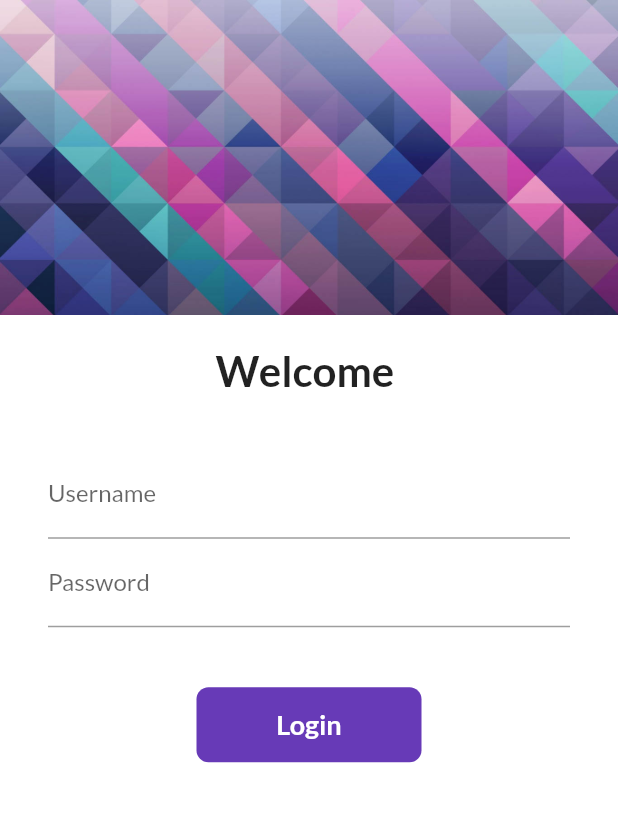
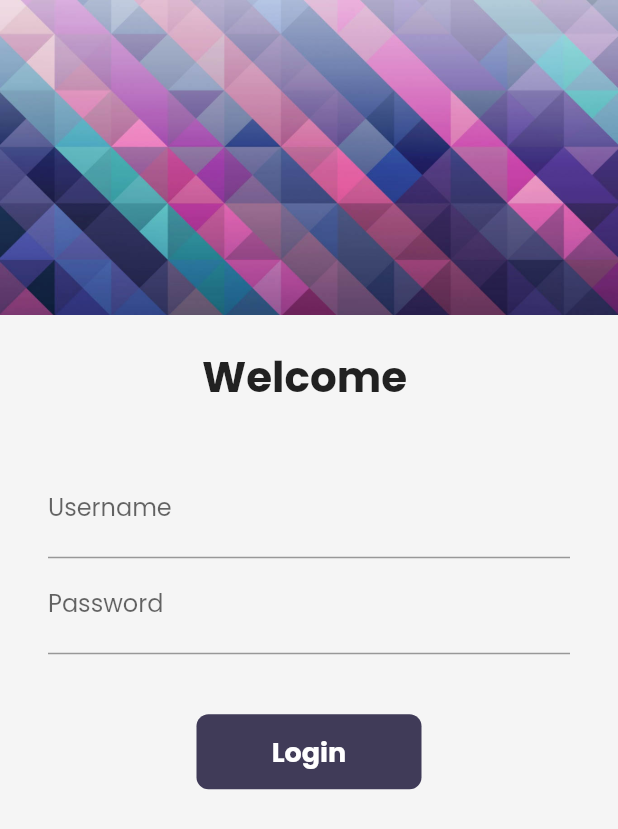
Before and after one commit to DaRkSoUl1690/First_project-Flutter-learning-, a Flutter app: the screen it shows after launch, on a phone screen of 412 x 824 dp. Shown: the top 829 px of the screen. Run offline on Flutter 3.47's test engine with Material 2 defaults, Android fonts, the phone set to English and light mode, and no system bars; our stand-ins replace google_fonts, velocity_x.

Commit message:
themes|dartheme|lighttheme

```diff
--- a/lib/Widgets/Theme.dart
+++ b/lib/Widgets/Theme.dart
@@ -1,23 +1,41 @@
 import 'package:flutter/material.dart';
 import 'package:google_fonts/google_fonts.dart';
+import 'package:velocity_x/velocity_x.dart';
 
 class MyTheme {
-  static ThemeData lightTheme(BuildContext context) => ThemeData(
-        primarySwatch: Colors.teal,
-        fontFamily: GoogleFonts.lato().fontFamily,
-        appBarTheme: AppBarTheme(
-            color: Colors.white,
-            elevation: 0.0,
-            iconTheme: IconThemeData(color: Colors.black),
-            textTheme: Theme.of(context).textTheme),
+  static Color creamColor = Color(0xfff5f5f5);
+  static Color darkCreamColor = Color(0xff403b58);
+  static Color darkbulishColor = Color(0xff403b58);
+  static Color lightbluishColor = Vx.indigo500;
 
-        //  primaryTextTheme: GoogleFonts.latoTextTheme()
-      );
+ static ThemeData lightTheme(BuildContext context) => ThemeData(
+      primarySwatch: Colors.deepPurple,
+      fontFamily: GoogleFonts.poppins().fontFamily,
+      cardColor: Colors.white,
+      canvasColor: creamColor,
+      buttonColor: darkbulishColor,
+      accentColor: darkbulishColor,
+      appBarTheme: AppBarTheme(
+        color: Colors.white,
+        elevation: 0.0,
+        iconTheme: IconThemeData(color: Colors.black),
+        textTheme: Theme.of(context).textTheme,
+      ));
 
-  static ThemeData darkTheme(BuildContext context) => ThemeData(
-        brightness: Brightness.light,
-      );
-
-  static Color creamColor = Color(0xfff5f5f5);
-  static Color darkbulishColor = Color(0xff403b58);
+ static ThemeData darkTheme(BuildContext context) => ThemeData(
+      brightness: Brightness.dark,
+      fontFamily: GoogleFonts.poppins().fontFamily,
+      cardColor: Colors.black,
+      canvasColor: darkCreamColor,
+      buttonColor: lightbluishColor,
+      accentColor: Colors.white,
+      appBarTheme: AppBarTheme(
+        color: Colors.black,
+        elevation: 0.0,
+        iconTheme: IconThemeData(color: Colors.white),
+        textTheme: Theme.of(context).textTheme.copyWith(
+              headline6:
+                  context.textTheme.headline6!.copyWith(color: Colors.white),
+            ),
+      ));
 }
--- a/lib/Widgets/home_widgets/catalog_header.dart
+++ b/lib/Widgets/home_widgets/catalog_header.dart
@@ -8,7 +8,7 @@ class catalogheader extends StatelessWidget {
     return Column(
       crossAxisAlignment: CrossAxisAlignment.start,
       children: [
-        "Catalog App".text.xl5.bold.color(MyTheme.darkbulishColor).make(),
+        "Catalog App".text.xl5.bold.color(context.theme.accentColor).make(),
         "Trending products".text.xl2.make(),
       ],
     );
--- a/lib/main.dart
+++ b/lib/main.dart
@@ -1,4 +1,3 @@
-
 import 'package:flutter/material.dart';
 
 import 'package:flutter_f1/Widgets/Theme.dart';
@@ -16,16 +15,18 @@ class MyApp extends StatelessWidget {
   @override
   Widget build(BuildContext context) {
     return MaterialApp(
+      themeMode: ThemeMode.system,
+      theme: MyTheme.lightTheme(context),
+      darkTheme: MyTheme.darkTheme(context),
       debugShowCheckedModeBanner: false,
 
-      theme: MyTheme.lightTheme(context),
       //  darkTheme: MyTheme.darkTheme(context),
       initialRoute: "/login",
       routes: {
         "/": (context) => new loginPage(),
         MyRoutes.homeRoute: (context) => HomePage(),
         "/login": (context) => new loginPage(),
-        MyRoutes.cartRoute:(context) => cartPage(),
+        MyRoutes.cartRoute: (context) => cartPage(),
       },
     );
   }
--- a/lib/pages/login_page.dart
+++ b/lib/pages/login_page.dart
@@ -1,5 +1,6 @@
 import 'package:flutter/material.dart';
 import 'package:flutter_f1/utils/MyRoutes.dart';
+import 'package:velocity_x/velocity_x.dart';
 
 // ignore: camel_case_types
 class loginPage extends StatefulWidget {
@@ -29,7 +30,7 @@ class _loginPageState extends State<loginPage> {
   @override
   Widget build(BuildContext context) {
     return Material(
-        color: Colors.white,
+        color:  context.canvasColor,
         child: SingleChildScrollView(
           child: Form(
             key: _formKey,
@@ -94,7 +95,7 @@ class _loginPageState extends State<loginPage> {
                         height: 40.0,
                       ),
                       Material(
-                        color: Colors.deepPurple,
+                        color: context.theme.buttonColor,
                         borderRadius:
                             BorderRadius.circular(changebutton ? 50 : 8),
                         child: InkWell(
```
Also changed, not shown: lib/Widgets/home_widgets/catalog_list.dart (+8 -8 lines), lib/pages/home_detail.dart (+16 -12 lines), lib/pages/home_page.dart (+12 -6 lines), lib/Widgets/drawer.dart (line endings or trailing spaces).
